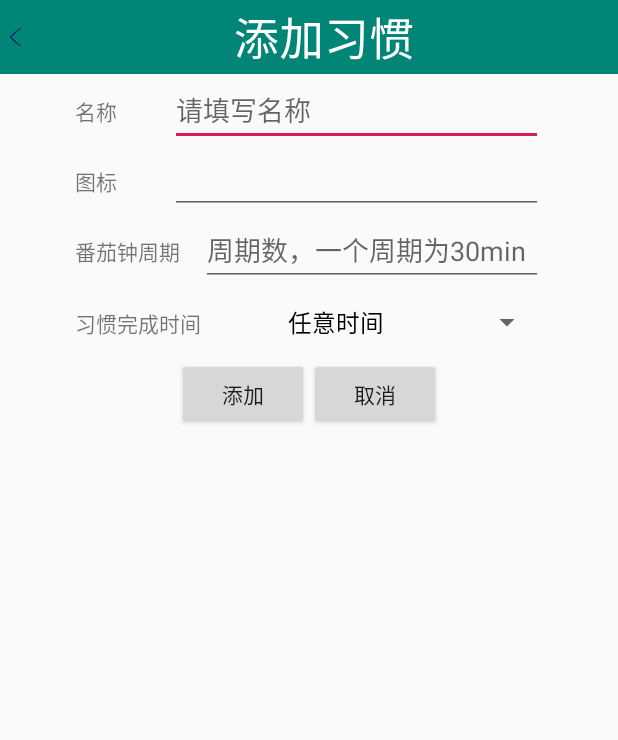
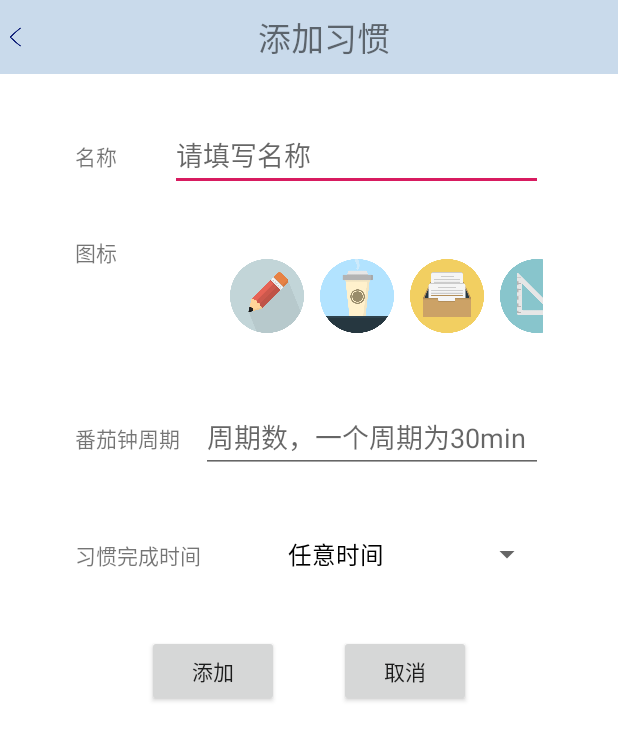
Before and after one commit to Li1121899707/AndroidProject, an Android app: the EditHobbyActivity screen opened directly, with no data from a screen before it, on a phone screen of 412 x 824 dp. Shown: the top 740 px of the screen. Run offline under Robolectric (Android 15) with nearby library versions, the phone set to English and light mode, and no system bars; pictures from the network do not load.

Commit message:
修改界面完成，加入沉浸式状态栏

```diff
--- /dev/null
+++ b/app/src/main/java/com/example/yantu/androidproject/Adapter/EditRecycleAdapter.java
@@ -0,0 +1,84 @@
+package com.example.yantu.androidproject.Adapter;
+/*李洋*/
+import android.content.Context;
+import android.graphics.Bitmap;
+import android.graphics.BitmapFactory;
+import android.net.Uri;
+import android.support.v7.widget.RecyclerView;
+import android.util.Log;
+import android.view.LayoutInflater;
+import android.view.View;
+import android.view.ViewGroup;
+import android.widget.AdapterView;
+import android.widget.ImageView;
+import android.widget.TextView;
+
+import com.example.yantu.androidproject.R;
+
+import java.util.List;
+import java.util.Map;
+
+public class EditRecycleAdapter extends RecyclerView.Adapter <EditRecycleAdapter.LinearViewHolder>{
+    //声明引用
+    private Context mContext;
+    private LayoutInflater mLayoutInflater;
+    private List<String> mDatas = null;
+    private String beginPath = "android.resource://com.example.yantu.androidproject/drawable/";
+    private OnItemClickListener mOnItemClickListener = null;
+
+    //创建一个构造函数
+    public EditRecycleAdapter(Context context, List<String> datas){
+        this.mContext=context;
+        this.mDatas = datas;
+        //利用LayoutInflater把控件所在的布局文件加载到当前类当中
+        mLayoutInflater = LayoutInflater.from(context);
+    }
+    //此方法要返回一个ViewHolder
+    @Override
+    public EditRecycleAdapter.LinearViewHolder onCreateViewHolder(ViewGroup parent, int viewType) {
+        return new LinearViewHolder(mLayoutInflater.inflate(R.layout.item_recycle_edit,parent,false));
+    }
+    //通过holder设置TextView的内容
+    @Override
+    public void onBindViewHolder(final EditRecycleAdapter.LinearViewHolder holder, final int position) {
+        String iconPath = mDatas.get(position);
+        Log.i("result", beginPath + iconPath);
+        holder.imageView.setImageURI(Uri.parse(beginPath + iconPath));
+
+        // 点击事件注册及分发
+        if(null != mOnItemClickListener) {
+            holder.imageView.setOnClickListener(new View.OnClickListener() {
+                @Override
+                public void onClick(View v) {
+                    mOnItemClickListener.onClick(holder.imageView, position);
+                }
+            });
+        }
+
+    }
+    @Override
+    public int getItemCount() {
+        return mDatas == null ? 0 : mDatas.size();
+    }
+
+    class LinearViewHolder extends RecyclerView.ViewHolder{
+        //声明layout_linearrv_item布局控件的变量
+        private ImageView imageView;
+
+        public LinearViewHolder(View itemView) {
+            super(itemView);
+            imageView=(ImageView) itemView.findViewById(R.id.editIcon);
+        }
+    }
+
+    // 设置点击事件
+    public void setOnItemClickListener(OnItemClickListener l) {
+        this.mOnItemClickListener = l;
+    }
+
+    // 点击事件接口
+    public interface OnItemClickListener {
+        void onClick(View parent, int position);
+    }
+
+}
--- a/app/src/main/java/com/example/yantu/androidproject/DBHelper/MyDatabaseHelper.java
+++ b/app/src/main/java/com/example/yantu/androidproject/DBHelper/MyDatabaseHelper.java
@@ -7,15 +7,13 @@ import android.database.sqlite.SQLiteOpenHelper;
 public class MyDatabaseHelper extends SQLiteOpenHelper {
     private static final String CREATE_HOBBY = "create table Hobby("+
             "hbId integer primary key autoincrement,"+"hbName text,"
-            +"hbTime text,hbCycle integer,icId integer)";
+            +"hbTime text,hbCycle integer,hbIcon text)";
     private static final String CREATE_LOG = "create table Log("+
             "lgId integer primary key autoincrement,"+" hbId integer,"+
             "lgTotal integer,lgContinue integer)";
     private static final String CREATE_ClOCKIN = "create table Clockin("+
             "ciId integer primary key autoincrement,"+" hbId integer,"+
             "ciDate text)";
-    private static final String CREATE_ICON = "create table Icon(" +
-            "icId integer primary key autoincrement, icPath text)";
     private Context mContext;
 
     public MyDatabaseHelper(Context context, String name, SQLiteDatabase.CursorFactory factory, int version) {
@@ -27,7 +25,6 @@ public class MyDatabaseHelper extends SQLiteOpenHelper {
         db.execSQL(CREATE_HOBBY);
         db.execSQL(CREATE_LOG);
         db.execSQL(CREATE_ClOCKIN);
-        db.execSQL(CREATE_ICON);
     }
 
     @Override
--- a/app/src/main/java/com/example/yantu/androidproject/EditHobbyActivity.java
+++ b/app/src/main/java/com/example/yantu/androidproject/EditHobbyActivity.java
@@ -6,6 +6,9 @@ import android.database.sqlite.SQLiteDatabase;
 import android.support.v7.app.ActionBar;
 import android.support.v7.app.AppCompatActivity;
 import android.os.Bundle;
+import android.support.v7.widget.DefaultItemAnimator;
+import android.support.v7.widget.LinearLayoutManager;
+import android.support.v7.widget.RecyclerView;
 import android.view.View;
 import android.widget.AdapterView;
 import android.widget.ArrayAdapter;
@@ -16,16 +19,24 @@ import android.widget.Spinner;
 import android.widget.TextView;
 import android.widget.Toast;
 
+import com.example.yantu.androidproject.Adapter.EditRecycleAdapter;
+import com.example.yantu.androidproject.Adapter.HorLinearAdapter;
 import com.example.yantu.androidproject.DBHelper.MyDatabaseHelper;
 import com.example.yantu.androidproject.Entity.Hobby;
 import com.example.yantu.androidproject.Entity.Log;
+import com.example.yantu.androidproject.Util.Utils;
 
+
+import java.util.ArrayList;
+import java.util.HashMap;
 import java.util.List;
+import java.util.Map;
 
-public class EditHobbyActivity extends AppCompatActivity {
+public class EditHobbyActivity extends AppCompatActivity implements
+        EditRecycleAdapter.OnItemClickListener {
 
     private EditText etHobbyName;
-    private ListView listView;
+    private RecyclerView recyclerView;
     private Spinner spTime;
     private EditText etHobbyCycle;
     private Button btnEditHobby;
@@ -34,19 +45,17 @@ public class EditHobbyActivity extends AppCompatActivity {
     private TextView tvHobbyTitle;
     private MyDatabaseHelper dbHelper;
     private String choice;
+    private Integer iconPosition = 0;
     private Hobby hobby = null;
     private String[] spinnerItems = {"任意时间","早上习惯","下午习惯","晚间习惯"};
+    private List<String> iconList;
+    private EditRecycleAdapter editRecycleAdapter;
 
     @Override
     protected void onCreate(Bundle savedInstanceState) {
         super.onCreate(savedInstanceState);
         setContentView(R.layout.edit_hobby_activity);
-
-        //隐藏系统标题栏
-        ActionBar actionBar = getSupportActionBar();
-        if (actionBar != null){
-            actionBar.hide();
-        }
+        Utils.setStatusBar(this, false, false);
 
         // 接收参数，添加只包含choice参数，修改还包含回显数据
         Intent intent = new Intent();
@@ -71,6 +80,7 @@ public class EditHobbyActivity extends AppCompatActivity {
         btnEditHobby = findViewById(R.id.btnEditHobby);
         btnResetHobby = findViewById(R.id.btnResetHobby);
         tvHobbyTitle = findViewById(R.id.tvHobbyTitle);
+        recyclerView = findViewById(R.id.editIconList);
 
         // 动态改变标题
         if(choice.equals("edit")){
@@ -90,6 +100,9 @@ public class EditHobbyActivity extends AppCompatActivity {
         spinnerAdapter.setDropDownViewResource(android.R.layout.simple_spinner_dropdown_item);
         spTime.setAdapter(spinnerAdapter);
         spTime.setOnItemSelectedListener(spinnerListener);
+
+        // 创建图标列表
+        createIconList();
     }
 
     // 创建数据库
@@ -99,11 +112,11 @@ public class EditHobbyActivity extends AppCompatActivity {
     }
 
     // 添加/修改习惯数据库表
-    public int editHobby(String hbName, Integer icId, String hbTime, Integer hbCycle, String choice){
+    public int editHobby(String hbName, String hbIcon, String hbTime, Integer hbCycle, String choice){
         SQLiteDatabase db = dbHelper.getWritableDatabase();
         ContentValues values = new ContentValues();
         values.put("hbName", hbName);
-        values.put("icId", icId);
+        values.put("hbIcon", hbIcon);
         values.put("hbTime", hbTime);
         values.put("hbCycle", hbCycle);
         int result = 0;
@@ -133,15 +146,27 @@ public class EditHobbyActivity extends AppCompatActivity {
     public View.OnClickListener editListener = new View.OnClickListener() {
         @Override
         public void onClick(View v) {
-            if(String.valueOf(etHobbyName.getText()).equals("")||String.valueOf(etHobbyCycle.getText()).equals("")){
+
+            String name = etHobbyName.getText().toString();
+            String icId = iconList.get(iconPosition);
+            String hbTime = String.valueOf(spinnerPosition);
+            String hbCycleStr = etHobbyCycle.getText().toString();
+            Integer hbCycle = 0;
+
+            if(name.equals("")||icId.equals("")||hbCycleStr.equals("")){
                 Toast.makeText(EditHobbyActivity.this, "您还有未填写字段。", Toast.LENGTH_SHORT).show();
                 return;
             }
 
-            String name = String.valueOf(etHobbyName.getText());
-            Integer icId = 1; // iconid 需要修改
-            String hbTime = String.valueOf(spinnerPosition);
-            Integer hbCycle = Integer.getInteger(String.valueOf(etHobbyCycle.getText()));
+            try {
+             hbCycle = Integer.valueOf(hbCycleStr);
+            }catch (Exception e){
+                Toast.makeText(EditHobbyActivity.this, "您输入的番茄钟周期不是数字！", Toast.LENGTH_SHORT).show();
+                return;
+            }
+
+            android.util.Log.i("result", "name:" + name + "; icId:" +  icId + "; hbTime:" +
+                    hbTime + "; hbCycle" + hbCycleStr);
 
             if(choice.equals("insert")){
                 int hobbyid = editHobby(name, icId, hbTime, hbCycle, "insert");
@@ -188,4 +213,30 @@ public class EditHobbyActivity extends AppCompatActivity {
 
         }
     };
+
+    public void createIconList(){
+        iconList = new ArrayList<>();
+        for(int i=1; i<=9; i++){
+            iconList.add("icon" + String.valueOf(i));
+        }
+
+        //生成一个LinearLayoutManager的对象
+        LinearLayoutManager linearLayoutManager = new LinearLayoutManager(EditHobbyActivity.this);
+        //设置这个线性布局管理器的方向,为水平方向
+        linearLayoutManager.setOrientation(LinearLayoutManager.HORIZONTAL);
+        editRecycleAdapter = new EditRecycleAdapter(this, iconList);
+        editRecycleAdapter.setOnItemClickListener(this);
+        //设置mHorRV的线性布局管理器
+        recyclerView.setLayoutManager(linearLayoutManager);
+        // 设置适配器
+        recyclerView.setAdapter(editRecycleAdapter);
+        //动画效果(仅限于添加删除)
+        recyclerView.setItemAnimator(new DefaultItemAnimator());
+    }
+
+    @Override
+    public void onClick(View parent, int position) {
+        Toast.makeText(this, "点击了第" + (position + 1) + "项", Toast.LENGTH_SHORT).show();
+        iconPosition = position;
+    }
 }
--- a/app/src/main/res/layout/edit_hobby_activity.xml
+++ b/app/src/main/res/layout/edit_hobby_activity.xml
@@ -4,6 +4,8 @@
     xmlns:tools="http://schemas.android.com/tools"
     android:layout_width="match_parent"
     android:layout_height="match_parent"
+    android:fitsSystemWindows="true"
+    android:background="#94a7c5e2"
     tools:context=".EditHobbyActivity"
     android:orientation="vertical">
 
@@ -17,7 +19,6 @@
             android:layout_width="40dp"
             android:layout_height="match_parent"
             android:layout_weight="1"
-            android:background="@color/colorPrimary"
             app:srcCompat="@drawable/back" />
 
         <TextView
@@ -25,11 +26,9 @@
             android:layout_width="match_parent"
             android:layout_height="match_parent"
             android:layout_weight="1"
-            android:background="@color/colorPrimary"
             android:gravity="center"
             android:text="添加习惯"
-            android:textColor="@android:color/background_light"
-            android:textSize="30dp" />
+            android:textSize="22dp" />
 
     </LinearLayout>
 
@@ -37,13 +36,15 @@
         android:layout_width="match_parent"
         android:layout_height="match_parent"
         android:orientation="vertical"
+        android:background="#ffffff"
         android:gravity="center|top"
-        android:layout_marginLeft="50dp"
-        android:layout_marginRight="50dp">
+        android:paddingLeft="50dp"
+        android:paddingRight="50dp">
 
         <LinearLayout
             android:layout_width="match_parent"
             android:layout_height="wrap_content"
+            android:layout_marginTop="30dp"
             android:orientation="horizontal">
 
             <TextView
@@ -65,28 +66,28 @@
 
         <LinearLayout
             android:layout_width="match_parent"
-            android:layout_height="wrap_content"
+            android:layout_height="80dp"
+            android:layout_marginTop="30dp"
             android:orientation="horizontal">
 
             <TextView
                 android:id="@+id/textView4"
                 android:layout_width="wrap_content"
                 android:layout_height="wrap_content"
-                android:layout_weight="1"
+                android:paddingRight="70dp"
                 android:text="图标" />
 
-            <EditText
-                android:id="@+id/editText3"
+            <android.support.v7.widget.RecyclerView
+                android:id="@+id/editIconList"
                 android:layout_width="wrap_content"
-                android:layout_height="wrap_content"
-                android:layout_weight="1"
-                android:ems="10"
-                android:inputType="textPersonName" />
+                android:layout_height="wrap_content" />
+
         </LinearLayout>
 
         <LinearLayout
             android:layout_width="match_parent"
             android:layout_height="wrap_content"
+            android:layout_marginTop="30dp"
             android:orientation="horizontal">
 
             <TextView
@@ -109,6 +110,7 @@
         <LinearLayout
             android:layout_width="match_parent"
             android:layout_height="wrap_content"
+            android:layout_marginTop="30dp"
             android:orientation="horizontal">
 
             <TextView
@@ -128,6 +130,7 @@
         <LinearLayout
             android:layout_width="wrap_content"
             android:layout_height="wrap_content"
+            android:layout_marginTop="30dp"
             android:gravity="center|top"
             android:orientation="horizontal">
 
@@ -136,6 +139,7 @@
                 android:layout_width="wrap_content"
                 android:layout_height="wrap_content"
                 android:layout_weight="1"
+                android:layout_marginRight="20dp"
                 android:text="添加" />
 
             <Button
@@ -143,6 +147,7 @@
                 android:layout_width="wrap_content"
                 android:layout_height="wrap_content"
                 android:layout_weight="1"
+                android:layout_marginLeft="20dp"
                 android:text="取消" />
         </LinearLayout>
 
--- /dev/null
+++ b/app/src/main/res/layout/item_recycle_edit.xml
@@ -0,0 +1,25 @@
+<?xml version="1.0" encoding="utf-8"?>
+<LinearLayout
+    xmlns:android="http://schemas.android.com/apk/res/android"
+    xmlns:app="http://schemas.android.com/apk/res-auto"
+    android:layout_width="wrap_content"
+    android:layout_height="match_parent">
+
+    <LinearLayout
+        android:layout_width="60dp"
+        android:layout_height="wrap_content"
+        android:paddingTop="5dp"
+        android:paddingLeft="5dp"
+        android:paddingRight="5dp"
+        android:paddingBottom="5dp"
+        android:orientation="vertical">
+
+        <ImageView
+            android:id="@+id/editIcon"
+            android:layout_width="match_parent"
+            android:layout_height="wrap_content"
+            app:srcCompat="@mipmap/ic_launcher"
+            android:elevation="20dp"/>
+
+    </LinearLayout>
+</LinearLayout>
--- a/app/src/main/res/values/colors.xml
+++ b/app/src/main/res/values/colors.xml
@@ -3,4 +3,5 @@
     <color name="colorPrimary">#008577</color>
     <color name="colorPrimaryDark">#00574B</color>
     <color name="colorAccent">#D81B60</color>
+    <color name="white">#FFFFFF</color>
 </resources>
--- a/app/src/main/res/values/styles.xml
+++ b/app/src/main/res/values/styles.xml
@@ -6,6 +6,8 @@
         <item name="colorPrimary">@color/colorPrimary</item>
         <item name="colorPrimaryDark">@color/colorPrimaryDark</item>
         <item name="colorAccent">@color/colorAccent</item>
+        <item name="windowNoTitle">true</item>
     </style>
 
+
 </resources>
```
Also changed, not shown: app/src/main/java/com/example/yantu/androidproject/Util/Utils.java (added, +148 -0 lines), app/src/main/res/drawable/icon1.png (added), app/src/main/res/drawable/icon2.png (added), app/src/main/res/drawable/icon3.png (added), app/src/main/res/drawable/icon4.png (added), app/src/main/res/drawable/icon5.png (added), app/src/main/res/drawable/icon6.png (added), app/src/main/res/drawable/icon7.png (added), app/src/main/res/drawable/icon8.png (added), app/src/main/res/drawable/icon9.png (added).
